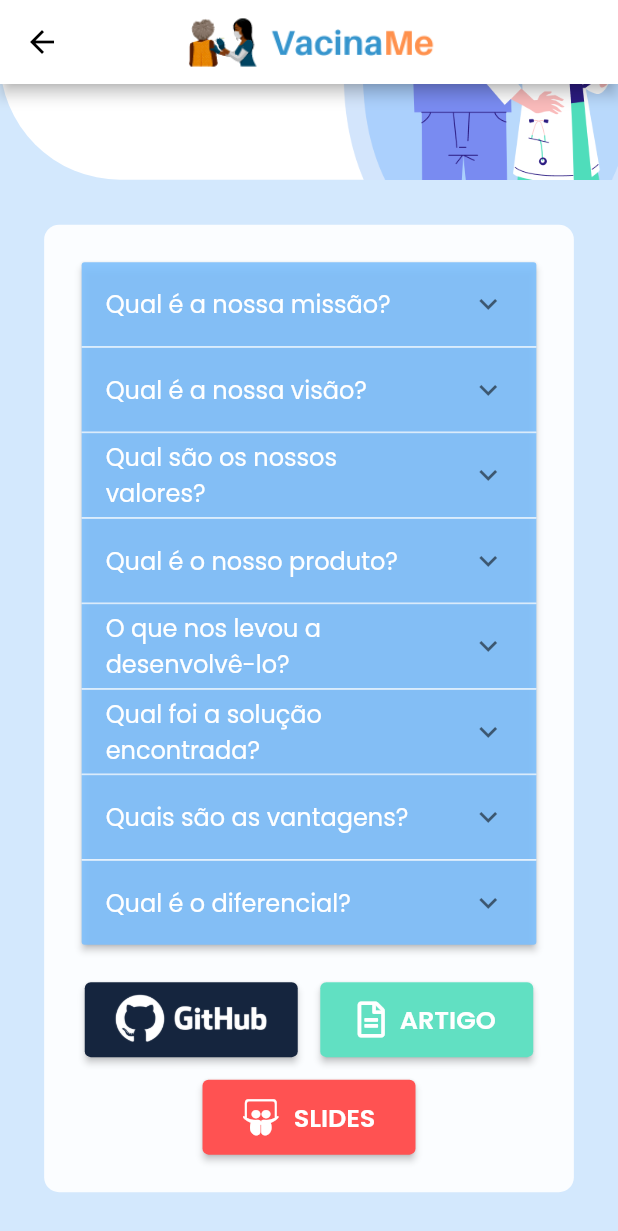
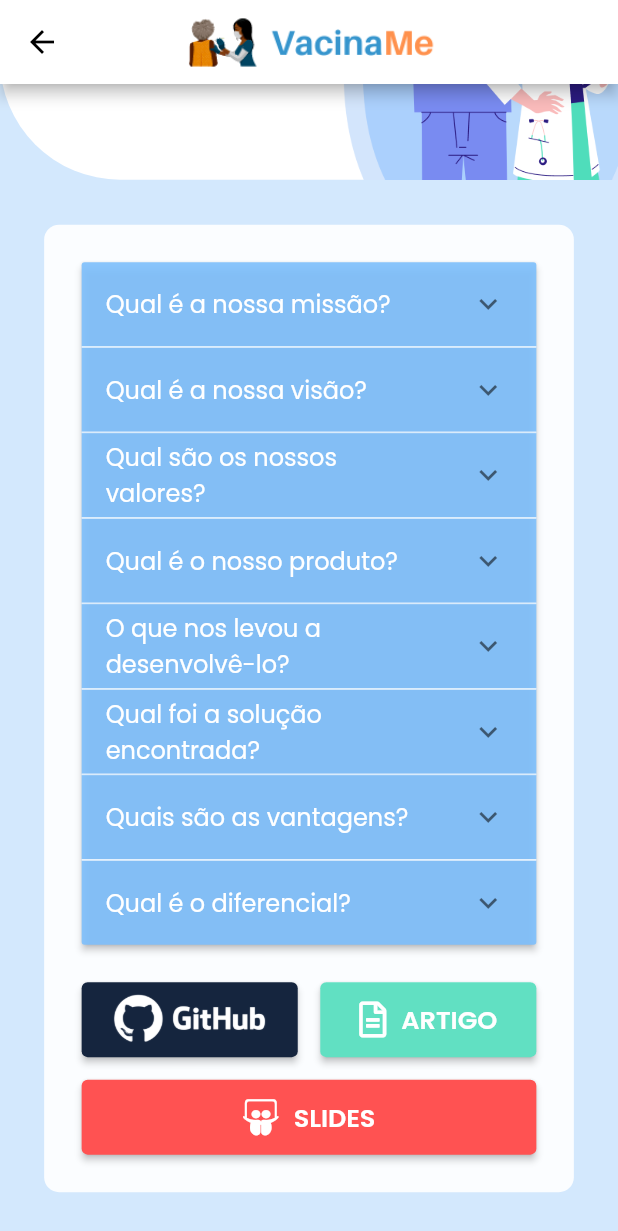
Before and after one commit to josiaspsoares/vacina_me, a Flutter app: the AboutScreen screen opened by its route, scrolled down 168 dp, on a phone screen of 412 x 824 dp. Shown: the top 1231 px of the screen. Run offline on Flutter 3.47's test engine with Material 2 defaults, Android fonts, the phone set to English and light mode, and no system bars; our stand-ins replace auto_size_text, awesome_dialog, font_awesome_flutter, google_fonts, native_pdf_view, share_plus; missing offline and left inert: mysql1.

Commit message:
updating about screen

```diff
--- a/lib/screens/about_screen/components/mobile_about_body.dart
+++ b/lib/screens/about_screen/components/mobile_about_body.dart
@@ -84,11 +84,9 @@ class MobileAboutBody extends StatelessWidget {
                       headerTextColor: Colors.white,
                     ),
                     SizedBox(height: 25.0),
-                    Wrap(
-                      runSpacing: 15,
-                      spacing: 15,
-                      runAlignment: WrapAlignment.center,
-                      alignment: WrapAlignment.center,
+                    Column(
+                      children: [
+                        Row(
                           children: [
                             CustomImageButton(
                               onPressed: () {
@@ -98,6 +96,7 @@ class MobileAboutBody extends StatelessWidget {
                                   'assets/images/about_screen/github_logo.png',
                               color: AppColors.homeButton,
                             ),
+                            SizedBox(width: 15),
                             CustomIconButton(
                               onPressed: () {
                                 _launchURL(_articleUrl);
@@ -106,6 +105,11 @@ class MobileAboutBody extends StatelessWidget {
                               icon: FontAwesomeIcons.fileAlt,
                               color: AppColors.accentColor,
                             ),
+                          ],
+                        ),
+                        SizedBox(height: 15),
+                        Row(
+                          children: [
                             CustomIconButton(
                               onPressed: () {
                                 _launchURL(_slidesUrl);
@@ -113,6 +117,8 @@ class MobileAboutBody extends StatelessWidget {
                               text: 'Slides',
                               icon: FontAwesomeIcons.slideshare,
                               color: Colors.redAccent,
+                            ),
+                          ],
                         ),
                       ],
                     ),
--- a/lib/screens/business_plan_screen/components/business_plan_body.dart
+++ b/lib/screens/business_plan_screen/components/business_plan_body.dart
@@ -1,5 +1,6 @@
 import 'package:flutter/material.dart';
 import 'package:native_pdf_view/native_pdf_view.dart';
+import 'package:vacina_me/core/app_colors.dart';
 
 class BusinessPlanBody extends StatefulWidget {
   @override
@@ -34,7 +35,9 @@ class _BusinessPlanBodyState extends State<BusinessPlanBody> {
                 'assets/images/logo.png',
                 alignment: Alignment.topCenter,
               ),
-              CircularProgressIndicator(),
+              CircularProgressIndicator(
+                color: AppColors.quaternaryColor,
+              ),
             ],
           ),
         ),
```
Also changed, not shown: lib/screens/about_screen/components/about_body.dart (+14 -5 lines), 2 other files. Lines whose indentation alone changed are shown as unchanged.
